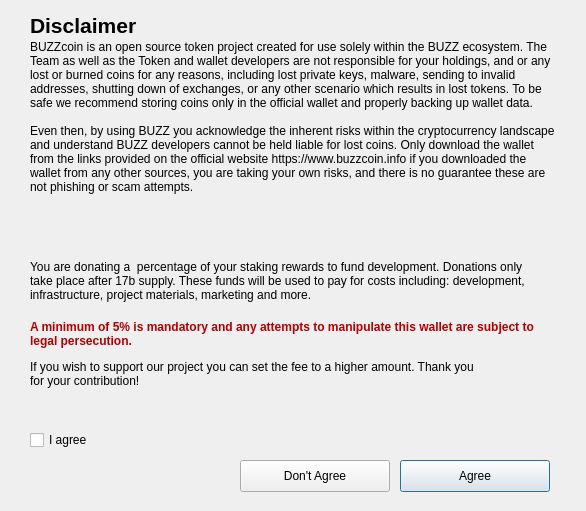
Before: the Qt Designer form src/qt/forms/disclaimer.ui in BUZZCOINproject/buzzcoin, drawn with Qt 5.
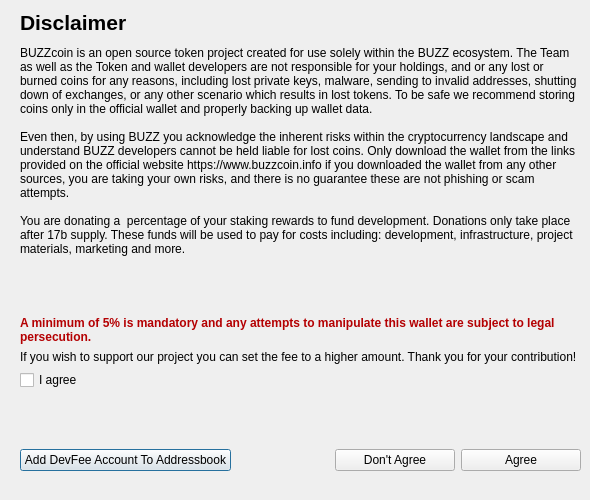
After: the same form once the commit is applied.

Commit message: added button to add the devfee account to the addressbook

The edit to the form file:
```diff
--- a/src/qt/forms/disclaimer.ui
+++ b/src/qt/forms/disclaimer.ui
@@ -9,25 +9,34 @@
    <rect>
     <x>0</x>
     <y>0</y>
-    <width>586</width>
-    <height>511</height>
+    <width>590</width>
+    <height>500</height>
    </rect>
   </property>
+  <property name="minimumSize">
+   <size>
+    <width>590</width>
+    <height>500</height>
+   </size>
+  </property>
   <property name="windowTitle">
    <string>BUZZ Disclaimer</string>
   </property>
   <property name="modal">
    <bool>true</bool>
   </property>
-  <widget class="QLabel" name="label">
+  <widget class="QWidget" name="verticalLayoutWidget">
    <property name="geometry">
     <rect>
-     <x>30</x>
+     <x>20</x>
      <y>10</y>
-     <width>251</width>
-     <height>31</height>
+     <width>561</width>
+     <height>461</height>
     </rect>
    </property>
+   <layout class="QVBoxLayout" name="verticalLayout">
+    <item>
+     <widget class="QLabel" name="label">
    <property name="font">
     <font>
      <pointsize>16</pointsize>
@@ -42,25 +51,37 @@
     <bool>false</bool>
    </property>
    <property name="alignment">
-    <set>Qt::AlignLeading|Qt::AlignLeft|Qt::AlignVCenter</set>
-   </property>
-  </widget>
+       <set>Qt::AlignLeading|Qt::AlignLeft|Qt::AlignTop</set>
+      </property>
+     </widget>
+    </item>
+    <item>
+     <spacer name="verticalSpacer">
+      <property name="orientation">
+       <enum>Qt::Vertical</enum>
+      </property>
+      <property name="sizeType">
+       <enum>QSizePolicy::Fixed</enum>
+      </property>
+      <property name="sizeHint" stdset="0">
+       <size>
+        <width>20</width>
+        <height>5</height>
+       </size>
+      </property>
+     </spacer>
+    </item>
+    <item>
   <widget class="QLabel" name="label_2">
-   <property name="geometry">
-    <rect>
-     <x>30</x>
-     <y>40</y>
-     <width>531</width>
-     <height>211</height>
-    </rect>
-   </property>
    <property name="lineWidth">
     <number>1</number>
    </property>
    <property name="text">
     <string>BUZZcoin is an open source token project created for use solely within the BUZZ ecosystem. The Team as well as the Token and wallet developers are not responsible for your holdings, and or any lost or burned coins for any reasons, including lost private keys, malware, sending to invalid addresses, shutting down of exchanges, or any other scenario which results in lost tokens. To be safe we recommend storing coins only in the official wallet and properly backing up wallet data.
 
-Even then, by using BUZZ you acknowledge the inherent risks within the cryptocurrency landscape and understand BUZZ developers cannot be held liable for lost coins. Only download the wallet from the links provided on the official website https://www.buzzcoin.info if you downloaded the wallet from any other sources, you are taking your own risks, and there is no guarantee these are not phishing or scam attempts.</string>
+Even then, by using BUZZ you acknowledge the inherent risks within the cryptocurrency landscape and understand BUZZ developers cannot be held liable for lost coins. Only download the wallet from the links provided on the official website https://www.buzzcoin.info if you downloaded the wallet from any other sources, you are taking your own risks, and there is no guarantee these are not phishing or scam attempts.
+
+You are donating a  percentage of your staking rewards to fund development. Donations only take place after 17b supply. These funds will be used to pay for costs including: development, infrastructure, project materials, marketing and more.</string>
    </property>
    <property name="alignment">
     <set>Qt::AlignLeading|Qt::AlignLeft|Qt::AlignTop</set>
@@ -69,82 +90,22 @@
     <bool>true</bool>
    </property>
   </widget>
-  <widget class="QCheckBox" name="agreeCb">
-   <property name="geometry">
-    <rect>
-     <x>30</x>
-     <y>430</y>
-     <width>87</width>
-     <height>20</height>
-    </rect>
-   </property>
-   <property name="text">
-    <string>I agree</string>
-   </property>
-  </widget>
-  <widget class="QPushButton" name="pbAG">
-   <property name="geometry">
-    <rect>
-     <x>400</x>
-     <y>460</y>
-     <width>150</width>
-     <height>32</height>
-    </rect>
-   </property>
-   <property name="text">
-    <string>Agree</string>
-   </property>
-   <property name="default">
-    <bool>false</bool>
-   </property>
-  </widget>
-  <widget class="QPushButton" name="pbDNA">
-   <property name="geometry">
-    <rect>
-     <x>240</x>
-     <y>460</y>
-     <width>150</width>
-     <height>32</height>
-    </rect>
-   </property>
-   <property name="text">
-    <string>Don't Agree</string>
-   </property>
-   <property name="default">
-    <bool>false</bool>
-   </property>
-  </widget>
-  <widget class="QLabel" name="label_6">
-   <property name="geometry">
-    <rect>
-     <x>30</x>
-     <y>360</y>
-     <width>461</width>
-     <height>41</height>
-    </rect>
-   </property>
-   <property name="inputMethodHints">
-    <set>Qt::ImhMultiLine</set>
-   </property>
-   <property name="text">
-    <string>If you wish to support our project you can set the fee to a higher amount. Thank you for your contribution!</string>
-   </property>
-   <property name="alignment">
-    <set>Qt::AlignLeading|Qt::AlignLeft|Qt::AlignTop</set>
-   </property>
-   <property name="wordWrap">
-    <bool>true</bool>
-   </property>
-  </widget>
+    </item>
+    <item>
+     <spacer name="verticalSpacer_3">
+      <property name="orientation">
+       <enum>Qt::Vertical</enum>
+      </property>
+      <property name="sizeHint" stdset="0">
+       <size>
+        <width>20</width>
+        <height>5</height>
+       </size>
+      </property>
+     </spacer>
+    </item>
+    <item>
   <widget class="QLabel" name="label_5">
-   <property name="geometry">
-    <rect>
-     <x>30</x>
-     <y>320</y>
-     <width>511</width>
-     <height>31</height>
-    </rect>
-   </property>
    <property name="font">
     <font>
      <weight>75</weight>
@@ -168,23 +129,14 @@
     <bool>true</bool>
    </property>
   </widget>
-  <widget class="QLabel" name="label_3">
-   <property name="geometry">
-    <rect>
-     <x>30</x>
-     <y>260</y>
-     <width>511</width>
-     <height>51</height>
-    </rect>
-   </property>
-   <property name="styleSheet">
-    <string notr="true"/>
-   </property>
-   <property name="lineWidth">
-    <number>1</number>
+    </item>
+    <item>
+     <widget class="QLabel" name="label_6">
+      <property name="inputMethodHints">
+       <set>Qt::ImhMultiLine</set>
    </property>
    <property name="text">
-    <string>You are donating a  percentage of your staking rewards to fund development. Donations only take place after 17b supply. These funds will be used to pay for costs including: development, infrastructure, project materials, marketing and more.</string>
+       <string>If you wish to support our project you can set the fee to a higher amount. Thank you for your contribution!</string>
    </property>
    <property name="alignment">
     <set>Qt::AlignLeading|Qt::AlignLeft|Qt::AlignTop</set>
@@ -192,6 +144,85 @@
    <property name="wordWrap">
     <bool>true</bool>
    </property>
+     </widget>
+    </item>
+    <item>
+     <widget class="QCheckBox" name="agreeCb">
+      <property name="text">
+       <string>I agree</string>
+      </property>
+     </widget>
+    </item>
+    <item>
+     <spacer name="verticalSpacer_2">
+      <property name="orientation">
+       <enum>Qt::Vertical</enum>
+      </property>
+      <property name="sizeHint" stdset="0">
+       <size>
+        <width>20</width>
+        <height>40</height>
+       </size>
+      </property>
+     </spacer>
+    </item>
+    <item>
+     <layout class="QHBoxLayout" name="horizontalLayout_2">
+      <item>
+       <widget class="QPushButton" name="bPAddDevFeeAccount">
+        <property name="text">
+         <string>Add DevFee Account To Addressbook</string>
+        </property>
+       </widget>
+      </item>
+      <item>
+       <spacer name="horizontalSpacer">
+        <property name="orientation">
+         <enum>Qt::Horizontal</enum>
+        </property>
+        <property name="sizeHint" stdset="0">
+         <size>
+          <width>40</width>
+          <height>20</height>
+         </size>
+        </property>
+       </spacer>
+      </item>
+      <item>
+       <widget class="QPushButton" name="pbDNA">
+        <property name="minimumSize">
+         <size>
+          <width>120</width>
+          <height>0</height>
+         </size>
+        </property>
+        <property name="text">
+         <string>Don't Agree</string>
+        </property>
+        <property name="default">
+         <bool>false</bool>
+        </property>
+       </widget>
+      </item>
+      <item>
+       <widget class="QPushButton" name="pbAG">
+        <property name="minimumSize">
+         <size>
+          <width>120</width>
+          <height>0</height>
+         </size>
+        </property>
+        <property name="text">
+         <string>Agree</string>
+        </property>
+        <property name="default">
+         <bool>false</bool>
+        </property>
+       </widget>
+      </item>
+     </layout>
+    </item>
+   </layout>
   </widget>
  </widget>
  <resources>
```
Left out of the diff: 29 changed lines with no effect on the pictures. Lines whose indentation alone changed are shown as unchanged. The commit also changes 3 other files.
